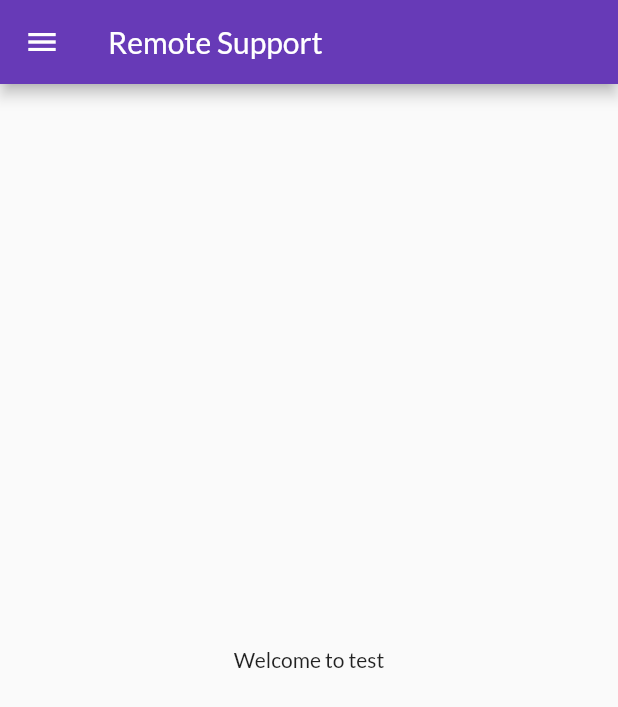
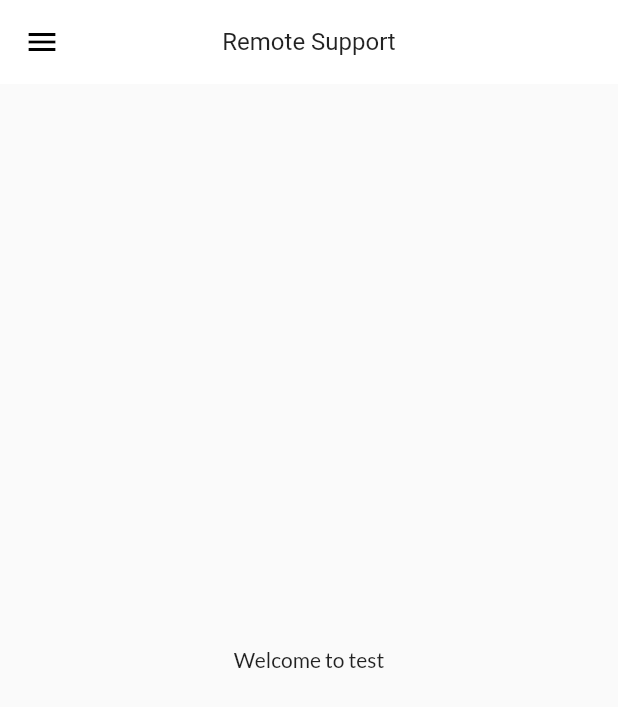
Before and after one commit to AvitechG/AvitechG, a Flutter app: the screen it shows after launch, on a phone screen of 412 x 824 dp. Shown: the top 707 px of the screen. Run offline on Flutter 3.47's test engine with Material 2 defaults, Android fonts, the phone set to English and light mode, and no system bars; our stand-ins replace google_fonts.

Commit message:
Theme data

```diff
--- a/lib/Pages/HomePage.dart
+++ b/lib/Pages/HomePage.dart
@@ -8,7 +8,7 @@
   Widget build(BuildContext context) {
     return Scaffold(
       appBar: AppBar(
-        title: Text('Remote Support'),
+        title: Text("Remote Support"),
       ),
       drawer: MyDrawer(),
       body: Center(
--- a/lib/main.dart
+++ b/lib/main.dart
@@ -2,8 +2,8 @@
 import 'package:google_fonts/google_fonts.dart';
 import 'package:newapptest/Pages/HomePage.dart';
 import 'package:newapptest/Pages/LoginPage.dart';
-
 import 'package:newapptest/routes/routers.dart';
+import 'package:newapptest/widgets/theme.dart';
 
 void main() {
   runApp(MyApp());
@@ -15,9 +15,9 @@
   Widget build(BuildContext context) {
     return MaterialApp(
       themeMode: ThemeMode.light,
-      theme: ThemeData(
-          primarySwatch: Colors.deepPurple,
-          fontFamily: GoogleFonts.lato().fontFamily),
+      theme: MyTheme.lighTheme(context),
+      darkTheme: MyTheme.darkTheme(context),
+      debugShowCheckedModeBanner: false,
       initialRoute: MyRoutes.homeRouter,
       routes: {
         "/": (context) => LoginPage(),
--- /dev/null
+++ b/lib/widgets/theme.dart
@@ -0,0 +1,20 @@
+import 'package:flutter/material.dart';
+import 'package:google_fonts/google_fonts.dart';
+
+class MyTheme {
+  static ThemeData lighTheme(BuildContext context) => ThemeData(
+        primarySwatch: Colors.deepPurple,
+        fontFamily: GoogleFonts.lato().fontFamily,
+        appBarTheme: AppBarTheme(
+            color: Colors.white,
+            elevation: 0.0,
+            iconTheme: IconThemeData(color: Colors.black),
+            toolbarTextStyle: Theme.of(context).textTheme.bodyText1,
+            titleTextStyle: Theme.of(context).textTheme.subtitle1,
+            centerTitle: true),
+      );
+
+  static ThemeData darkTheme(BuildContext context) => ThemeData(
+        brightness: Brightness.dark,
+      );
+}
```
